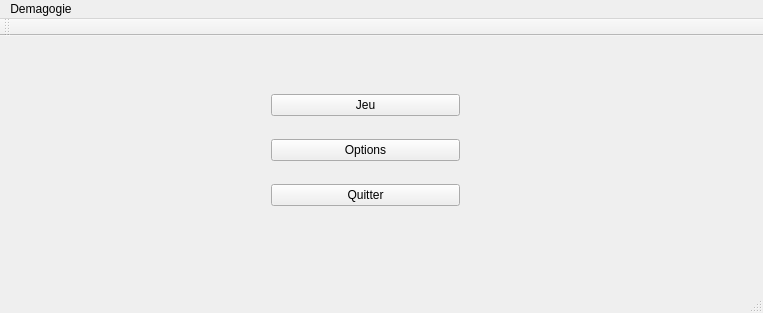
The window that mainwindow.ui (3200443/Projectc-) describes before a commit, drawn with Qt 5.
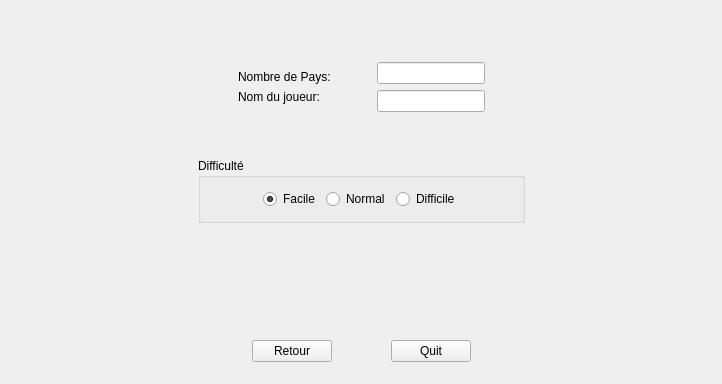
The same window after the commit. The open tabs and pages were chosen to show the change.

```diff
--- a/mainwindow.ui
+++ b/mainwindow.ui
@@ -6,10 +6,16 @@
    <rect>
     <x>0</x>
     <y>0</y>
-    <width>763</width>
-    <height>313</height>
+    <width>722</width>
+    <height>384</height>
    </rect>
   </property>
+  <property name="sizePolicy">
+   <sizepolicy hsizetype="Expanding" vsizetype="Expanding">
+    <horstretch>0</horstretch>
+    <verstretch>0</verstretch>
+   </sizepolicy>
+  </property>
   <property name="baseSize">
    <size>
     <width>100</width>
@@ -20,65 +26,922 @@
    <string>MainWindow</string>
   </property>
   <widget class="QWidget" name="centralWidget">
-   <widget class="QWidget" name="gridLayoutWidget">
-    <property name="geometry">
-     <rect>
-      <x>260</x>
-      <y>30</y>
-      <width>211</width>
-      <height>171</height>
-     </rect>
-    </property>
-    <layout class="QGridLayout" name="gridLayout">
-     <item row="0" column="0">
-      <widget class="QPushButton" name="pushButton_2">
-       <property name="text">
-        <string>Jeu</string>
-       </property>
+   <property name="enabled">
+    <bool>true</bool>
+   </property>
+   <property name="sizePolicy">
+    <sizepolicy hsizetype="Preferred" vsizetype="Preferred">
+     <horstretch>0</horstretch>
+     <verstretch>0</verstretch>
+    </sizepolicy>
+   </property>
+   <layout class="QGridLayout" name="gridLayout_3">
+    <item row="0" column="0">
+     <widget class="QStackedWidget" name="stackedWidget">
+      <property name="currentIndex">
+       <number>3</number>
+      </property>
+      <widget class="QWidget" name="page1">
+       <layout class="QGridLayout" name="gridLayout">
+        <item row="0" column="0">
+         <widget class="QFrame" name="f1">
+          <property name="autoFillBackground">
+           <bool>false</bool>
+          </property>
+          <property name="frameShape">
+           <enum>QFrame::StyledPanel</enum>
+          </property>
+          <property name="frameShadow">
+           <enum>QFrame::Raised</enum>
+          </property>
+          <layout class="QHBoxLayout" name="horizontalLayout">
+           <item>
+            <spacer name="horizontalSpacer_3">
+             <property name="orientation">
+              <enum>Qt::Horizontal</enum>
+             </property>
+             <property name="sizeType">
+              <enum>QSizePolicy::Expanding</enum>
+             </property>
+             <property name="sizeHint" stdset="0">
+              <size>
+               <width>37</width>
+               <height>17</height>
+              </size>
+             </property>
+            </spacer>
+           </item>
+           <item>
+            <layout class="QVBoxLayout" name="verticalLayout">
+             <property name="spacing">
+              <number>6</number>
+             </property>
+             <property name="topMargin">
+              <number>0</number>
+             </property>
+             <item>
+              <spacer name="verticalSpacer_2">
+               <property name="orientation">
+                <enum>Qt::Vertical</enum>
+               </property>
+               <property name="sizeHint" stdset="0">
+                <size>
+                 <width>20</width>
+                 <height>40</height>
+                </size>
+               </property>
+              </spacer>
+             </item>
+             <item>
+              <widget class="QPushButton" name="bjouer">
+               <property name="sizePolicy">
+                <sizepolicy hsizetype="Preferred" vsizetype="Preferred">
+                 <horstretch>0</horstretch>
+                 <verstretch>0</verstretch>
+                </sizepolicy>
+               </property>
+               <property name="text">
+                <string>Jouer</string>
+               </property>
+              </widget>
+             </item>
+             <item>
+              <widget class="QPushButton" name="boption">
+               <property name="sizePolicy">
+                <sizepolicy hsizetype="Preferred" vsizetype="Preferred">
+                 <horstretch>0</horstretch>
+                 <verstretch>0</verstretch>
+                </sizepolicy>
+               </property>
+               <property name="text">
+                <string>Option</string>
+               </property>
+              </widget>
+             </item>
+             <item>
+              <widget class="QPushButton" name="BQuit">
+               <property name="sizePolicy">
+                <sizepolicy hsizetype="Expanding" vsizetype="Preferred">
+                 <horstretch>0</horstretch>
+                 <verstretch>0</verstretch>
+                </sizepolicy>
+               </property>
+               <property name="text">
+                <string>Quit</string>
+               </property>
+              </widget>
+             </item>
+             <item>
+              <spacer name="verticalSpacer">
+               <property name="orientation">
+                <enum>Qt::Vertical</enum>
+               </property>
+               <property name="sizeHint" stdset="0">
+                <size>
+                 <width>20</width>
+                 <height>40</height>
+                </size>
+               </property>
+              </spacer>
+             </item>
+            </layout>
+           </item>
+           <item>
+            <spacer name="horizontalSpacer_4">
+             <property name="orientation">
+              <enum>Qt::Horizontal</enum>
+             </property>
+             <property name="sizeType">
+              <enum>QSizePolicy::Expanding</enum>
+             </property>
+             <property name="sizeHint" stdset="0">
+              <size>
+               <width>37</width>
+               <height>17</height>
+              </size>
+             </property>
+            </spacer>
+           </item>
+          </layout>
+         </widget>
+        </item>
+       </layout>
       </widget>
-     </item>
-     <item row="1" column="0">
-      <widget class="QPushButton" name="pushButton">
-       <property name="text">
-        <string>Options</string>
-       </property>
+      <widget class="QWidget" name="page2">
+       <layout class="QHBoxLayout" name="horizontalLayout_6">
+        <item>
+         <layout class="QHBoxLayout" name="horizontalLayout_5">
+          <item>
+           <spacer name="horizontalSpacer_9">
+            <property name="orientation">
+             <enum>Qt::Horizontal</enum>
+            </property>
+            <property name="sizeHint" stdset="0">
+             <size>
+              <width>40</width>
+              <height>20</height>
+             </size>
+            </property>
+           </spacer>
+          </item>
+          <item>
+           <layout class="QVBoxLayout" name="verticalLayout_7">
+            <item>
+             <layout class="QHBoxLayout" name="horizontalLayout_4">
+              <item>
+               <layout class="QVBoxLayout" name="verticalLayout_4">
+                <item>
+                 <spacer name="verticalSpacer_12">
+                  <property name="orientation">
+                   <enum>Qt::Vertical</enum>
+                  </property>
+                  <property name="sizeHint" stdset="0">
+                   <size>
+                    <width>20</width>
+                    <height>40</height>
+                   </size>
+                  </property>
+                 </spacer>
+                </item>
+                <item>
+                 <spacer name="horizontalSpacer_7">
+                  <property name="orientation">
+                   <enum>Qt::Horizontal</enum>
+                  </property>
+                  <property name="sizeHint" stdset="0">
+                   <size>
+                    <width>40</width>
+                    <height>20</height>
+                   </size>
+                  </property>
+                 </spacer>
+                </item>
+                <item>
+                 <spacer name="horizontalSpacer_23">
+                  <property name="orientation">
+                   <enum>Qt::Horizontal</enum>
+                  </property>
+                  <property name="sizeHint" stdset="0">
+                   <size>
+                    <width>40</width>
+                    <height>20</height>
+                   </size>
+                  </property>
+                 </spacer>
+                </item>
+                <item>
+                 <spacer name="verticalSpacer_13">
+                  <property name="orientation">
+                   <enum>Qt::Vertical</enum>
+                  </property>
+                  <property name="sizeHint" stdset="0">
+                   <size>
+                    <width>20</width>
+                    <height>40</height>
+                   </size>
+                  </property>
+                 </spacer>
+                </item>
+               </layout>
+              </item>
+              <item>
+               <layout class="QVBoxLayout" name="verticalLayout_3">
+                <item>
+                 <spacer name="verticalSpacer_10">
+                  <property name="orientation">
+                   <enum>Qt::Vertical</enum>
+                  </property>
+                  <property name="sizeHint" stdset="0">
+                   <size>
+                    <width>20</width>
+                    <height>40</height>
+                   </size>
+                  </property>
+                 </spacer>
+                </item>
+                <item>
+                 <widget class="QLabel" name="label_2">
+                  <property name="text">
+                   <string>Nombre de Pays:</string>
+                  </property>
+                 </widget>
+                </item>
+                <item>
+                 <widget class="QLabel" name="label">
+                  <property name="text">
+                   <string>Nom du joueur:</string>
+                  </property>
+                 </widget>
+                </item>
+                <item>
+                 <spacer name="verticalSpacer_9">
+                  <property name="orientation">
+                   <enum>Qt::Vertical</enum>
+                  </property>
+                  <property name="sizeHint" stdset="0">
+                   <size>
+                    <width>20</width>
+                    <height>40</height>
+                   </size>
+                  </property>
+                 </spacer>
+                </item>
+               </layout>
+              </item>
+              <item>
+               <layout class="QVBoxLayout" name="verticalLayout_5">
+                <item>
+                 <spacer name="verticalSpacer_16">
+                  <property name="orientation">
+                   <enum>Qt::Vertical</enum>
+                  </property>
+                  <property name="sizeHint" stdset="0">
+                   <size>
+                    <width>20</width>
+                    <height>40</height>
+                   </size>
+                  </property>
+                 </spacer>
+                </item>
+                <item>
+                 <spacer name="horizontalSpacer_26">
+                  <property name="orientation">
+                   <enum>Qt::Horizontal</enum>
+                  </property>
+                  <property name="sizeHint" stdset="0">
+                   <size>
+                    <width>40</width>
+                    <height>20</height>
+                   </size>
+                  </property>
+                 </spacer>
+                </item>
+                <item>
+                 <spacer name="horizontalSpacer_12">
+                  <property name="orientation">
+                   <enum>Qt::Horizontal</enum>
+                  </property>
+                  <property name="sizeHint" stdset="0">
+                   <size>
+                    <width>40</width>
+                    <height>20</height>
+                   </size>
+                  </property>
+                 </spacer>
+                </item>
+                <item>
+                 <spacer name="verticalSpacer_25">
+                  <property name="orientation">
+                   <enum>Qt::Vertical</enum>
+                  </property>
+                  <property name="sizeHint" stdset="0">
+                   <size>
+                    <width>20</width>
+                    <height>40</height>
+                   </size>
+                  </property>
+                 </spacer>
+                </item>
+               </layout>
+              </item>
+              <item>
+               <layout class="QVBoxLayout" name="verticalLayout_2">
+                <item>
+                 <spacer name="verticalSpacer_18">
+                  <property name="orientation">
+                   <enum>Qt::Vertical</enum>
+                  </property>
+                  <property name="sizeHint" stdset="0">
+                   <size>
+                    <width>20</width>
+                    <height>40</height>
+                   </size>
+                  </property>
+                 </spacer>
+                </item>
+                <item>
+                 <widget class="QLineEdit" name="cnbpays">
+                  <property name="minimumSize">
+                   <size>
+                    <width>0</width>
+                    <height>0</height>
+                   </size>
+                  </property>
+                  <property name="maximumSize">
+                   <size>
+                    <width>500</width>
+                    <height>16777215</height>
+                   </size>
+                  </property>
+                  <property name="text">
+                   <string/>
+                  </property>
+                  <property name="placeholderText">
+                   <string/>
+                  </property>
+                 </widget>
+                </item>
+                <item>
+                 <widget class="QLineEdit" name="cnomj">
+                  <property name="minimumSize">
+                   <size>
+                    <width>0</width>
+                    <height>0</height>
+                   </size>
+                  </property>
+                  <property name="maximumSize">
+                   <size>
+                    <width>500</width>
+                    <height>16777215</height>
+                   </size>
+                  </property>
+                  <property name="text">
+                   <string/>
+                  </property>
+                 </widget>
+                </item>
+                <item>
+                 <spacer name="verticalSpacer_26">
+                  <property name="orientation">
+                   <enum>Qt::Vertical</enum>
+                  </property>
+                  <property name="sizeHint" stdset="0">
+                   <size>
+                    <width>20</width>
+                    <height>40</height>
+                   </size>
+                  </property>
+                 </spacer>
+                </item>
+                <item>
+                 <layout class="QVBoxLayout" name="verticalLayout_10"/>
+                </item>
+               </layout>
+              </item>
+              <item>
+               <layout class="QVBoxLayout" name="verticalLayout_6">
+                <item>
+                 <spacer name="verticalSpacer_21">
+                  <property name="orientation">
+                   <enum>Qt::Vertical</enum>
+                  </property>
+                  <property name="sizeHint" stdset="0">
+                   <size>
+                    <width>20</width>
+                    <height>40</height>
+                   </size>
+                  </property>
+                 </spacer>
+                </item>
+                <item>
+                 <spacer name="horizontalSpacer_6">
+                  <property name="orientation">
+                   <enum>Qt::Horizontal</enum>
+                  </property>
+                  <property name="sizeHint" stdset="0">
+                   <size>
+                    <width>40</width>
+                    <height>20</height>
+                   </size>
+                  </property>
+                 </spacer>
+                </item>
+                <item>
+                 <spacer name="horizontalSpacer_8">
+                  <property name="orientation">
+                   <enum>Qt::Horizontal</enum>
+                  </property>
+                  <property name="sizeHint" stdset="0">
+                   <size>
+                    <width>40</width>
+                    <height>20</height>
+                   </size>
+                  </property>
+                 </spacer>
+                </item>
+                <item>
+                 <spacer name="verticalSpacer_20">
+                  <property name="orientation">
+                   <enum>Qt::Vertical</enum>
+                  </property>
+                  <property name="sizeHint" stdset="0">
+                   <size>
+                    <width>20</width>
+                    <height>40</height>
+                   </size>
+                  </property>
+                 </spacer>
+                </item>
+               </layout>
+              </item>
+             </layout>
+            </item>
+            <item>
+             <widget class="QGroupBox" name="groupBox">
+              <property name="title">
+               <string>Difficulté</string>
+              </property>
+              <layout class="QHBoxLayout" name="horizontalLayout_2">
+               <item>
+                <spacer name="horizontalSpacer_5">
+                 <property name="orientation">
+                  <enum>Qt::Horizontal</enum>
+                 </property>
+                 <property name="sizeHint" stdset="0">
+                  <size>
+                   <width>40</width>
+                   <height>20</height>
+                  </size>
+                 </property>
+                </spacer>
+               </item>
+               <item>
+                <widget class="QRadioButton" name="rfacile">
+                 <property name="text">
+                  <string>Facile</string>
+                 </property>
+                 <property name="checked">
+                  <bool>true</bool>
+                 </property>
+                </widget>
+               </item>
+               <item>
+                <widget class="QRadioButton" name="rnormal">
+                 <property name="text">
+                  <string>Normal</string>
+                 </property>
+                </widget>
+               </item>
+               <item>
+                <widget class="QRadioButton" name="rdifficile">
+                 <property name="text">
+                  <string>Difficile</string>
+                 </property>
+                </widget>
+               </item>
+               <item>
+                <spacer name="horizontalSpacer_11">
+                 <property name="orientation">
+                  <enum>Qt::Horizontal</enum>
+                 </property>
+                 <property name="sizeHint" stdset="0">
+                  <size>
+                   <width>40</width>
+                   <height>20</height>
+                  </size>
+                 </property>
+                </spacer>
+               </item>
+              </layout>
+             </widget>
+            </item>
+            <item>
+             <spacer name="verticalSpacer_11">
+              <property name="orientation">
+               <enum>Qt::Vertical</enum>
+              </property>
+              <property name="sizeHint" stdset="0">
+               <size>
+                <width>20</width>
+                <height>40</height>
+               </size>
+              </property>
+             </spacer>
+            </item>
+            <item>
+             <layout class="QHBoxLayout" name="horizontalLayout_3">
+              <item>
+               <spacer name="horizontalSpacer">
+                <property name="orientation">
+                 <enum>Qt::Horizontal</enum>
+                </property>
+                <property name="sizeHint" stdset="0">
+                 <size>
+                  <width>40</width>
+                  <height>20</height>
+                 </size>
+                </property>
+               </spacer>
+              </item>
+              <item>
+               <widget class="QPushButton" name="bretour">
+                <property name="text">
+                 <string>Retour</string>
+                </property>
+               </widget>
+              </item>
+              <item>
+               <spacer name="horizontalSpacer_13">
+                <property name="orientation">
+                 <enum>Qt::Horizontal</enum>
+                </property>
+                <property name="sizeHint" stdset="0">
+                 <size>
+                  <width>40</width>
+                  <height>20</height>
+                 </size>
+                </property>
+               </spacer>
+              </item>
+              <item>
+               <widget class="QPushButton" name="bquit2">
+                <property name="text">
+                 <string>Quit</string>
+                </property>
+               </widget>
+              </item>
+              <item>
+               <spacer name="horizontalSpacer_2">
+                <property name="orientation">
+                 <enum>Qt::Horizontal</enum>
+                </property>
+                <property name="sizeHint" stdset="0">
+                 <size>
+                  <width>40</width>
+                  <height>20</height>
+                 </size>
+                </property>
+               </spacer>
+              </item>
+             </layout>
+            </item>
+           </layout>
+          </item>
+          <item>
+           <spacer name="horizontalSpacer_10">
+            <property name="orientation">
+             <enum>Qt::Horizontal</enum>
+            </property>
+            <property name="sizeHint" stdset="0">
+             <size>
+              <width>40</width>
+              <height>20</height>
+             </size>
+            </property>
+           </spacer>
+          </item>
+         </layout>
+        </item>
+       </layout>
       </widget>
-     </item>
-     <item row="2" column="0">
-      <widget class="QPushButton" name="pushButton_3">
-       <property name="text">
-        <string>Quitter</string>
-       </property>
+      <widget class="QWidget" name="page3">
+       <layout class="QGridLayout" name="gridLayout_2">
+        <item row="0" column="0">
+         <layout class="QHBoxLayout" name="horizontalLayout_10">
+          <item>
+           <spacer name="horizontalSpacer_21">
+            <property name="orientation">
+             <enum>Qt::Horizontal</enum>
+            </property>
+            <property name="sizeHint" stdset="0">
+             <size>
+              <width>40</width>
+              <height>20</height>
+             </size>
+            </property>
+           </spacer>
+          </item>
+          <item>
+           <layout class="QVBoxLayout" name="verticalLayout_9">
+            <item>
+             <spacer name="verticalSpacer_4">
+              <property name="orientation">
+               <enum>Qt::Vertical</enum>
+              </property>
+              <property name="sizeHint" stdset="0">
+               <size>
+                <width>20</width>
+                <height>40</height>
+               </size>
+              </property>
+             </spacer>
+            </item>
+            <item>
+             <layout class="QVBoxLayout" name="verticalLayout_8">
+              <item>
+               <layout class="QHBoxLayout" name="horizontalLayout_8">
+                <item>
+                 <spacer name="horizontalSpacer_14">
+                  <property name="orientation">
+                   <enum>Qt::Horizontal</enum>
+                  </property>
+                  <property name="sizeHint" stdset="0">
+                   <size>
+                    <width>40</width>
+                    <height>20</height>
+                   </size>
+                  </property>
+                 </spacer>
+                </item>
+                <item>
+                 <widget class="QPushButton" name="pushButton">
+                  <property name="text">
+                   <string>mode_1</string>
+                  </property>
+                 </widget>
+                </item>
+                <item>
+                 <spacer name="horizontalSpacer_15">
+                  <property name="orientation">
+                   <enum>Qt::Horizontal</enum>
+                  </property>
+                  <property name="sizeHint" stdset="0">
+                   <size>
+                    <width>40</width>
+                    <height>20</height>
+                   </size>
+                  </property>
+                 </spacer>
+                </item>
+               </layout>
+              </item>
+              <item>
+               <spacer name="verticalSpacer_6">
+                <property name="orientation">
+                 <enum>Qt::Vertical</enum>
+                </property>
+                <property name="sizeHint" stdset="0">
+                 <size>
+                  <width>20</width>
+                  <height>40</height>
+                 </size>
+                </property>
+               </spacer>
+              </item>
+              <item>
+               <layout class="QHBoxLayout" name="horizontalLayout_9">
+                <item>
+                 <spacer name="horizontalSpacer_16">
+                  <property name="orientation">
+                   <enum>Qt::Horizontal</enum>
+                  </property>
+                  <property name="sizeHint" stdset="0">
+                   <size>
+                    <width>40</width>
+                    <height>20</height>
+                   </size>
+                  </property>
+                 </spacer>
+                </item>
+                <item>
+                 <widget class="QLabel" name="label_3">
+                  <property name="text">
+                   <string>Coming soon!!...</string>
+                  </property>
+                 </widget>
+                </item>
+                <item>
+                 <spacer name="horizontalSpacer_17">
+                  <property name="orientation">
+                   <enum>Qt::Horizontal</enum>
+                  </property>
+                  <property name="sizeHint" stdset="0">
+                   <size>
+                    <width>40</width>
+                    <height>20</height>
+                   </size>
+                  </property>
+                 </spacer>
+                </item>
+               </layout>
+              </item>
+              <item>
+               <spacer name="verticalSpacer_3">
+                <property name="orientation">
+                 <enum>Qt::Vertical</enum>
+                </property>
+                <property name="sizeHint" stdset="0">
+                 <size>
+                  <width>20</width>
+                  <height>40</height>
+                 </size>
+                </property>
+               </spacer>
+              </item>
+              <item>
+               <spacer name="verticalSpacer_7">
+                <property name="orientation">
+                 <enum>Qt::Vertical</enum>
+                </property>
+                <property name="sizeHint" stdset="0">
+                 <size>
+                  <width>20</width>
+                  <height>40</height>
+                 </size>
+                </property>
+               </spacer>
+              </item>
+              <item>
+               <layout class="QHBoxLayout" name="horizontalLayout_7">
+                <item>
+                 <spacer name="horizontalSpacer_20">
+                  <property name="orientation">
+                   <enum>Qt::Horizontal</enum>
+                  </property>
+                  <property name="sizeHint" stdset="0">
+                   <size>
+                    <width>40</width>
+                    <height>20</height>
+                   </size>
+                  </property>
+                 </spacer>
+                </item>
+                <item>
+                 <widget class="QPushButton" name="bretour2">
+                  <property name="text">
+                   <string>Retour</string>
+                  </property>
+                 </widget>
+                </item>
+                <item>
+                 <spacer name="horizontalSpacer_18">
+                  <property name="orientation">
+                   <enum>Qt::Horizontal</enum>
+                  </property>
+                  <property name="sizeHint" stdset="0">
+                   <size>
+                    <width>40</width>
+                    <height>20</height>
+                   </size>
+                  </property>
+                 </spacer>
+                </item>
+                <item>
+                 <widget class="QPushButton" name="bquit3">
+                  <property name="text">
+                   <string>Quitter</string>
+                  </property>
+                 </widget>
+                </item>
+                <item>
+                 <spacer name="horizontalSpacer_19">
+                  <property name="orientation">
+                   <enum>Qt::Horizontal</enum>
+                  </property>
+                  <property name="sizeHint" stdset="0">
+                   <size>
+                    <width>40</width>
+                    <height>20</height>
+                   </size>
+                  </property>
+                 </spacer>
+                </item>
+               </layout>
+              </item>
+             </layout>
+            </item>
+            <item>
+             <spacer name="verticalSpacer_5">
+              <property name="orientation">
+               <enum>Qt::Vertical</enum>
+              </property>
+              <property name="sizeHint" stdset="0">
+               <size>
+                <width>20</width>
+                <height>40</height>
+               </size>
+              </property>
+             </spacer>
+            </item>
+           </layout>
+          </item>
+          <item>
+           <spacer name="horizontalSpacer_22">
+            <property name="orientation">
+             <enum>Qt::Horizontal</enum>
+            </property>
+            <property name="sizeHint" stdset="0">
+             <size>
+              <width>40</width>
+              <height>20</height>
+             </size>
+            </property>
+           </spacer>
+          </item>
+         </layout>
+        </item>
+       </layout>
       </widget>
-     </item>
-    </layout>
-   </widget>
+      <widget class="QWidget" name="page4">
+       <widget class="QPushButton" name="pushButton_2">
+        <property name="geometry">
+         <rect>
+          <x>60</x>
+          <y>110</y>
+          <width>85</width>
+          <height>27</height>
+         </rect>
+        </property>
+        <property name="text">
+         <string>Notes</string>
+        </property>
+       </widget>
+       <widget class="QWidget" name="">
+        <property name="geometry">
+         <rect>
+          <x>20</x>
+          <y>60</y>
+          <width>175</width>
+          <height>25</height>
+         </rect>
+        </property>
+        <layout class="QHBoxLayout" name="horizontalLayout_11">
+         <item>
+          <spacer name="horizontalSpacer_24">
+           <property name="orientation">
+            <enum>Qt::Horizontal</enum>
+           </property>
+           <property name="sizeHint" stdset="0">
+            <size>
+             <width>40</width>
+             <height>20</height>
+            </size>
+           </property>
+          </spacer>
+         </item>
+         <item>
+          <widget class="QLabel" name="label_4">
+           <property name="text">
+            <string>Sondages:</string>
+           </property>
+          </widget>
+         </item>
+         <item>
+          <spacer name="horizontalSpacer_25">
+           <property name="orientation">
+            <enum>Qt::Horizontal</enum>
+           </property>
+           <property name="sizeHint" stdset="0">
+            <size>
+             <width>40</width>
+             <height>20</height>
+            </size>
+           </property>
+          </spacer>
+         </item>
+         <item>
+          <widget class="QLineEdit" name="lineEdit"/>
+         </item>
+         <item>
+          <spacer name="horizontalSpacer_27">
+           <property name="orientation">
+            <enum>Qt::Horizontal</enum>
+           </property>
+           <property name="sizeHint" stdset="0">
+            <size>
+             <width>40</width>
+             <height>20</height>
+            </size>
+           </property>
+          </spacer>
+         </item>
+        </layout>
+       </widget>
+      </widget>
+     </widget>
+    </item>
+   </layout>
   </widget>
-  <widget class="QMenuBar" name="menuBar">
-   <property name="geometry">
-    <rect>
-     <x>0</x>
-     <y>0</y>
-     <width>763</width>
-     <height>25</height>
-    </rect>
-   </property>
-   <widget class="QMenu" name="menuDemagogie">
-    <property name="title">
-     <string>Demagogie</string>
-    </property>
-   </widget>
-   <addaction name="menuDemagogie"/>
-  </widget>
-  <widget class="QToolBar" name="mainToolBar">
-   <attribute name="toolBarArea">
-    <enum>TopToolBarArea</enum>
-   </attribute>
-   <attribute name="toolBarBreak">
-    <bool>false</bool>
-   </attribute>
-  </widget>
-  <widget class="QStatusBar" name="statusBar"/>
  </widget>
  <layoutdefault spacing="6" margin="11"/>
  <resources/>
```
Left out of the diff: 51 changed lines with no effect on the pictures.
